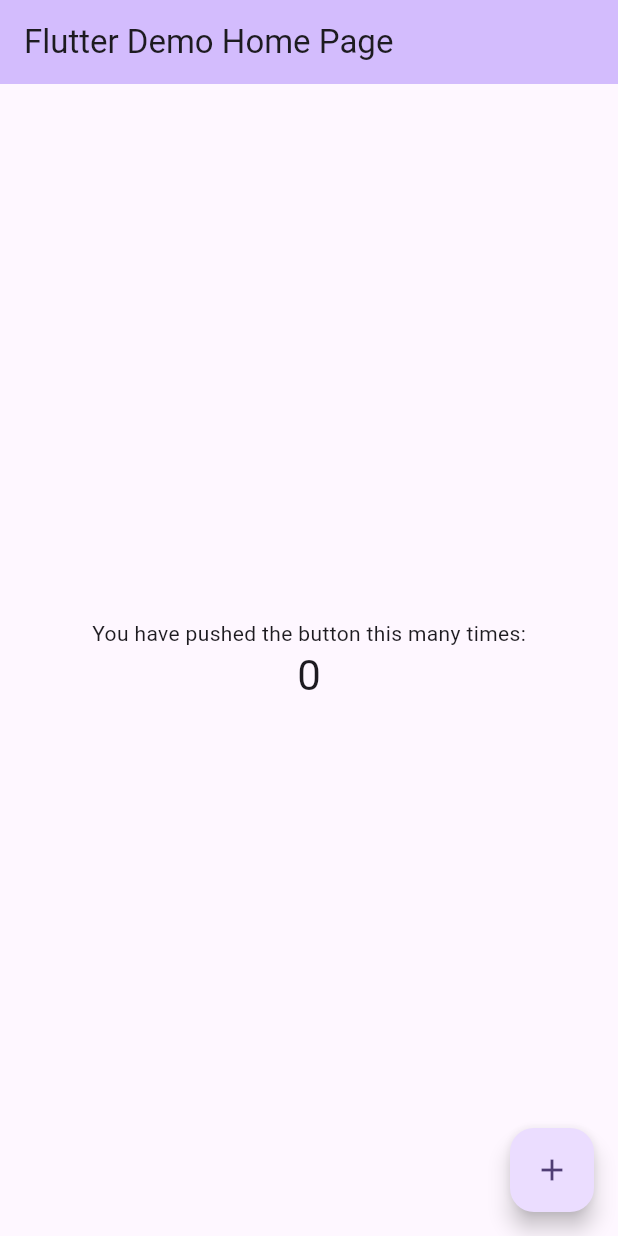
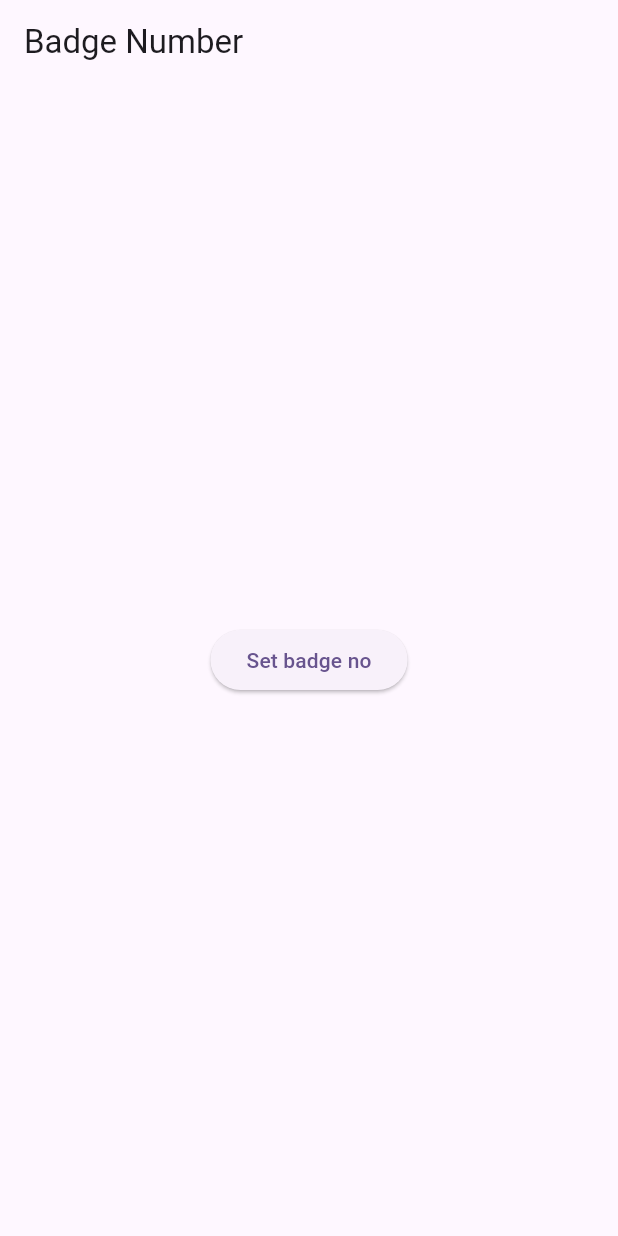
Before and after one commit to EhsanTgv/badge_number_practice, a Flutter app: the screen it shows after launch, on a phone screen of 412 x 824 dp. Run offline on Flutter 3.47's test engine with Material 3 defaults, Android fonts, the phone set to English and light mode, and no system bars; missing offline and left inert: flutter_dynamic_icon.

Commit message:
Implement badge number

```diff
--- a/lib/main.dart
+++ b/lib/main.dart
@@ -1,4 +1,8 @@
+import 'dart:developer';
+
 import 'package:flutter/material.dart';
+import 'package:flutter/services.dart';
+import 'package:flutter_dynamic_icon/flutter_dynamic_icon.dart';
 
 void main() {
   runApp(const MyApp());
@@ -13,113 +17,54 @@
     return MaterialApp(
       title: 'Flutter Demo',
       theme: ThemeData(
-        // This is the theme of your application.
-        //
-        // TRY THIS: Try running your application with "flutter run". You'll see
-        // the application has a purple toolbar. Then, without quitting the app,
-        // try changing the seedColor in the colorScheme below to Colors.green
-        // and then invoke "hot reload" (save your changes or press the "hot
-        // reload" button in a Flutter-supported IDE, or press "r" if you used
-        // the command line to start the app).
-        //
-        // Notice that the counter didn't reset back to zero; the application
-        // state is not lost during the reload. To reset the state, use hot
-        // restart instead.
-        //
-        // This works for code too, not just values: Most code changes can be
-        // tested with just a hot reload.
         colorScheme: ColorScheme.fromSeed(seedColor: Colors.deepPurple),
         useMaterial3: true,
       ),
-      home: const MyHomePage(title: 'Flutter Demo Home Page'),
+      home: const MyHomePage(),
     );
   }
 }
 
 class MyHomePage extends StatefulWidget {
-  const MyHomePage({super.key, required this.title});
-
-  // This widget is the home page of your application. It is stateful, meaning
-  // that it has a State object (defined below) that contains fields that affect
-  // how it looks.
-
-  // This class is the configuration for the state. It holds the values (in this
-  // case the title) provided by the parent (in this case the App widget) and
-  // used by the build method of the State. Fields in a Widget subclass are
-  // always marked "final".
-
-  final String title;
+  const MyHomePage({super.key});
 
   @override
   State<MyHomePage> createState() => _MyHomePageState();
 }
 
 class _MyHomePageState extends State<MyHomePage> {
-  int _counter = 0;
-
-  void _incrementCounter() {
-    setState(() {
-      // This call to setState tells the Flutter framework that something has
-      // changed in this State, which causes it to rerun the build method below
-      // so that the display can reflect the updated values. If we changed
-      // _counter without calling setState(), then the build method would not be
-      // called again, and so nothing would appear to happen.
-      _counter++;
-    });
+  @override
+  Widget build(BuildContext context) {
+    return Scaffold(
+      appBar: AppBar(
+        title: const Text("Badge Number"),
+      ),
+      body: Center(
+        child: ElevatedButton(
+          child: const Text("Set badge no"),
+          onPressed: () {
+            setBadgeNum(5, context);
+          },
+        ),
+      ),
+    );
   }
 
-  @override
-  Widget build(BuildContext context) {
-    // This method is rerun every time setState is called, for instance as done
-    // by the _incrementCounter method above.
-    //
-    // The Flutter framework has been optimized to make rerunning build methods
-    // fast, so that you can just rebuild anything that needs updating rather
-    // than having to individually change instances of widgets.
-    return Scaffold(
-      appBar: AppBar(
-        // TRY THIS: Try changing the color here to a specific color (to
-        // Colors.amber, perhaps?) and trigger a hot reload to see the AppBar
-        // change color while the other colors stay the same.
-        backgroundColor: Theme.of(context).colorScheme.inversePrimary,
-        // Here we take the value from the MyHomePage object that was created by
-        // the App.build method, and use it to set our appbar title.
-        title: Text(widget.title),
+  void setBadgeNum(int count, BuildContext context) async {
+    try {
+      await FlutterDynamicIcon.setApplicationIconBadgeNumber(count);
+    } on PlatformException {
+      log("Exception: Platform not supported");
+    } catch (e) {
+      log(e.toString());
+    }
+
+    int badgeNumber = await FlutterDynamicIcon.getApplicationIconBadgeNumber();
+
+    ScaffoldMessenger.of(context).showSnackBar(
+      SnackBar(
+        content: Text('Badge number set as $badgeNumber'),
       ),
-      body: Center(
-        // Center is a layout widget. It takes a single child and positions it
-        // in the middle of the parent.
-        child: Column(
-          // Column is also a layout widget. It takes a list of children and
-          // arranges them vertically. By default, it sizes itself to fit its
-          // children horizontally, and tries to be as tall as its parent.
-          //
-          // Column has various properties to control how it sizes itself and
-          // how it positions its children. Here we use mainAxisAlignment to
-          // center the children vertically; the main axis here is the vertical
-          // axis because Columns are vertical (the cross axis would be
-          // horizontal).
-          //
-          // TRY THIS: Invoke "debug painting" (choose the "Toggle Debug Paint"
-          // action in the IDE, or press "p" in the console), to see the
-          // wireframe for each widget.
-          mainAxisAlignment: MainAxisAlignment.center,
-          children: <Widget>[
-            const Text(
-              'You have pushed the button this many times:',
-            ),
-            Text(
-              '$_counter',
-              style: Theme.of(context).textTheme.headlineMedium,
-            ),
-          ],
-        ),
-      ),
-      floatingActionButton: FloatingActionButton(
-        onPressed: _incrementCounter,
-        tooltip: 'Increment',
-        child: const Icon(Icons.add),
-      ), // This trailing comma makes auto-formatting nicer for build methods.
     );
   }
 }
--- a/pubspec.yaml
+++ b/pubspec.yaml
@@ -30,6 +30,7 @@ environment:
 dependencies:
   flutter:
     sdk: flutter
+  flutter_dynamic_icon: ^2.1.0
 
 
   # The following adds the Cupertino Icons font to your application.
```
Also changed, not shown: pubspec.lock, 6 other files.
